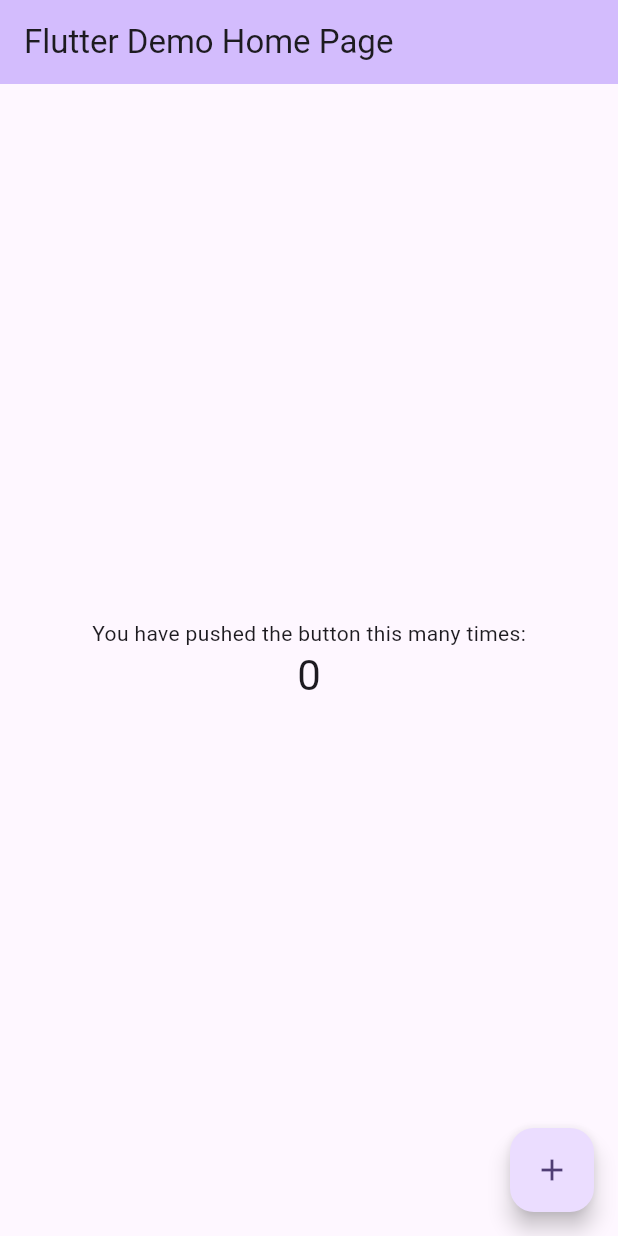
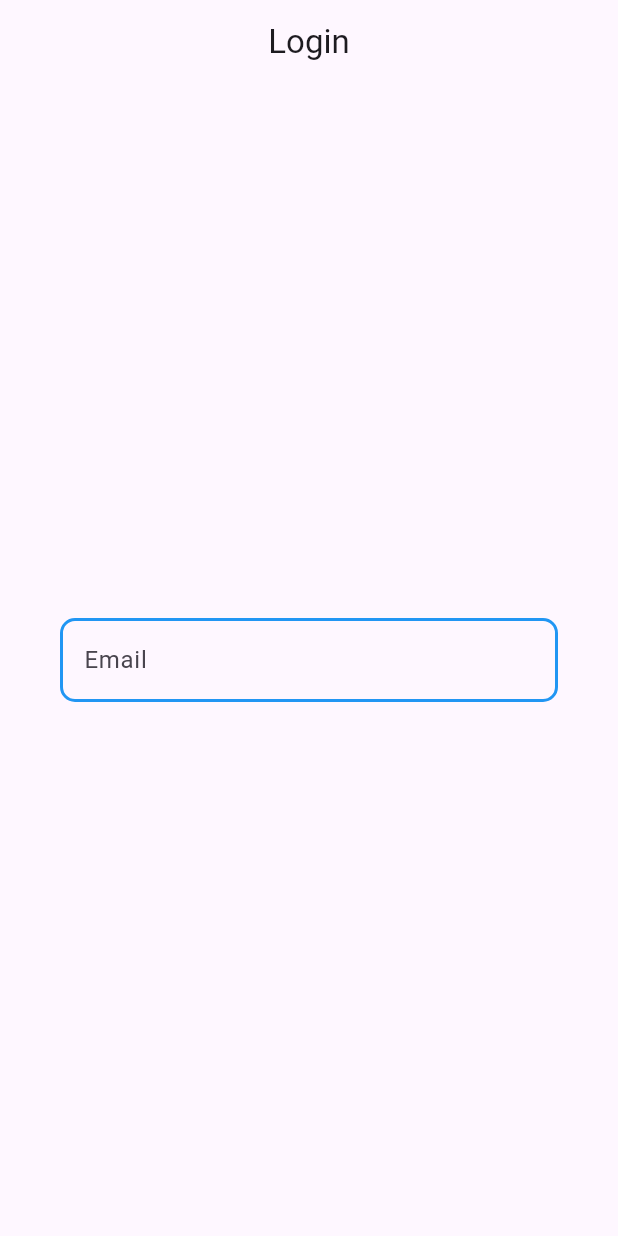
Before and after one commit to ArjunMalhotra07/mvvm, a Flutter app: the screen it shows after launch, on a phone screen of 412 x 824 dp. Run offline on Flutter 3.47's test engine with Material 2 defaults, Android fonts, the phone set to English and light mode, and no system bars; our stand-ins replace top_snackbar_flutter.

Commit message:
Added utils, routes

```diff
--- a/lib/main.dart
+++ b/lib/main.dart
@@ -1,4 +1,7 @@
 import 'package:flutter/material.dart';
+import 'package:mvvm/view/pages/home.dart';
+import 'package:mvvm/view/utils/routes/routes.dart';
+import 'package:mvvm/view/utils/routes/routes_name.dart';
 
 void main() {
   runApp(const MyApp());
@@ -13,113 +16,12 @@ class MyApp extends StatelessWidget {
     return MaterialApp(
       title: 'Flutter Demo',
       theme: ThemeData(
-        // This is the theme of your application.
-        //
-        // TRY THIS: Try running your application with "flutter run". You'll see
-        // the application has a blue toolbar. Then, without quitting the app,
-        // try changing the seedColor in the colorScheme below to Colors.green
-        // and then invoke "hot reload" (save your changes or press the "hot
-        // reload" button in a Flutter-supported IDE, or press "r" if you used
-        // the command line to start the app).
-        //
-        // Notice that the counter didn't reset back to zero; the application
-        // state is not lost during the reload. To reset the state, use hot
-        // restart instead.
-        //
-        // This works for code too, not just values: Most code changes can be
-        // tested with just a hot reload.
         colorScheme: ColorScheme.fromSeed(seedColor: Colors.deepPurple),
         useMaterial3: true,
       ),
-      home: const MyHomePage(title: 'Flutter Demo Home Page'),
+      initialRoute: RoutesName.login,
+      onGenerateRoute : Routes.generateRoute,
+      home: const HomePage(),
     );
   }
 }
-
-class MyHomePage extends StatefulWidget {
-  const MyHomePage({super.key, required this.title});
-
-  // This widget is the home page of your application. It is stateful, meaning
-  // that it has a State object (defined below) that contains fields that affect
-  // how it looks.
-
-  // This class is the configuration for the state. It holds the values (in this
-  // case the title) provided by the parent (in this case the App widget) and
-  // used by the build method of the State. Fields in a Widget subclass are
-  // always marked "final".
-
-  final String title;
-
-  @override
-  State<MyHomePage> createState() => _MyHomePageState();
-}
-
-class _MyHomePageState extends State<MyHomePage> {
-  int _counter = 0;
-
-  void _incrementCounter() {
-    setState(() {
-      // This call to setState tells the Flutter framework that something has
-      // changed in this State, which causes it to rerun the build method below
-      // so that the display can reflect the updated values. If we changed
-      // _counter without calling setState(), then the build method would not be
-      // called again, and so nothing would appear to happen.
-      _counter++;
-    });
-  }
-
-  @override
-  Widget build(BuildContext context) {
-    // This method is rerun every time setState is called, for instance as done
-    // by the _incrementCounter method above.
-    //
-    // The Flutter framework has been optimized to make rerunning build methods
-    // fast, so that you can just rebuild anything that needs updating rather
-    // than having to individually change instances of widgets.
-    return Scaffold(
-      appBar: AppBar(
-        // TRY THIS: Try changing the color here to a specific color (to
-        // Colors.amber, perhaps?) and trigger a hot reload to see the AppBar
-        // change color while the other colors stay the same.
-        backgroundColor: Theme.of(context).colorScheme.inversePrimary,
-        // Here we take the value from the MyHomePage object that was created by
-        // the App.build method, and use it to set our appbar title.
-        title: Text(widget.title),
-      ),
-      body: Center(
-        // Center is a layout widget. It takes a single child and positions it
-        // in the middle of the parent.
-        child: Column(
-          // Column is also a layout widget. It takes a list of children and
-          // arranges them vertically. By default, it sizes itself to fit its
-          // children horizontally, and tries to be as tall as its parent.
-          //
-          // Column has various properties to control how it sizes itself and
-          // how it positions its children. Here we use mainAxisAlignment to
-          // center the children vertically; the main axis here is the vertical
-          // axis because Columns are vertical (the cross axis would be
-          // horizontal).
-          //
-          // TRY THIS: Invoke "debug painting" (choose the "Toggle Debug Paint"
-          // action in the IDE, or press "p" in the console), to see the
-          // wireframe for each widget.
-          mainAxisAlignment: MainAxisAlignment.center,
-          children: <Widget>[
-            const Text(
-              'You have pushed the button this many times:',
-            ),
-            Text(
-              '$_counter',
-              style: Theme.of(context).textTheme.headlineMedium,
-            ),
-          ],
-        ),
-      ),
-      floatingActionButton: FloatingActionButton(
-        onPressed: _incrementCounter,
-        tooltip: 'Increment',
-        child: const Icon(Icons.add),
-      ), // This trailing comma makes auto-formatting nicer for build methods.
-    );
-  }
-}
--- /dev/null
+++ b/lib/view/pages/login.dart
@@ -0,0 +1,39 @@
+import 'package:flutter/material.dart';
+
+import '../utils/utils.dart';
+
+class LoginPage extends StatelessWidget {
+  const LoginPage({super.key});
+
+  @override
+  Widget build(BuildContext context) {
+    return Scaffold(
+        appBar: AppBar(
+          centerTitle: true,
+          title: const Text("Login"),
+        ),
+        body: SizedBox(
+          child: Center(
+              child: Padding(
+            padding: const EdgeInsets.symmetric(horizontal: 40.0),
+            child: Column(
+              mainAxisAlignment: MainAxisAlignment.center,
+              children: [
+                TextFormField(
+                  decoration: InputDecoration(
+                      hintText: "Email",
+                      enabledBorder: OutlineInputBorder(
+                        borderSide: Utils.giveBorder(Colors.blue, width: 2.0),
+                        borderRadius: Utils.giveRadius(radius: 10),
+                      ),
+                      errorBorder: OutlineInputBorder(
+                        borderSide: Utils.giveBorder(Colors.red, width: 2.0),
+                        borderRadius: Utils.giveRadius(radius: 10),
+                      )),
+                )
+              ],
+            ),
+          )),
+        ));
+  }
+}
--- /dev/null
+++ b/lib/view/utils/routes/routes.dart
@@ -0,0 +1,31 @@
+import 'package:flutter/material.dart';
+import 'package:mvvm/view/pages/home.dart';
+import 'package:mvvm/view/pages/login.dart';
+import 'package:mvvm/view/utils/routes/routes_name.dart';
+
+class Routes {
+  static Route<dynamic> generateRoute(RouteSettings settings) {
+    switch (settings.name) {
+      case RoutesName.home:
+        return MaterialPageRoute(builder: (context) => const HomePage());
+      case RoutesName.login:
+        return MaterialPageRoute(builder: (context) => const LoginPage());
+      default:
+        return MaterialPageRoute(builder: (_) => const NoSuchPageScreen());
+    }
+  }
+}
+
+class NoSuchPageScreen extends StatelessWidget {
+  const NoSuchPageScreen({super.key});
+
+  @override
+  Widget build(BuildContext context) {
+    return Scaffold(
+        appBar: AppBar(
+          centerTitle: true,
+          title: const Text("No Such Screen"),
+        ),
+        body: Container());
+  }
+}
--- /dev/null
+++ b/lib/view/utils/routes/routes_name.dart
@@ -0,0 +1,4 @@
+class RoutesName{
+  static const String login = "login";
+  static const String home = "home";
+}
```
Also changed, not shown: lib/view/pages/home.dart (added, +15 -0 lines), lib/view/utils/utils.dart (added, +52 -0 lines).
